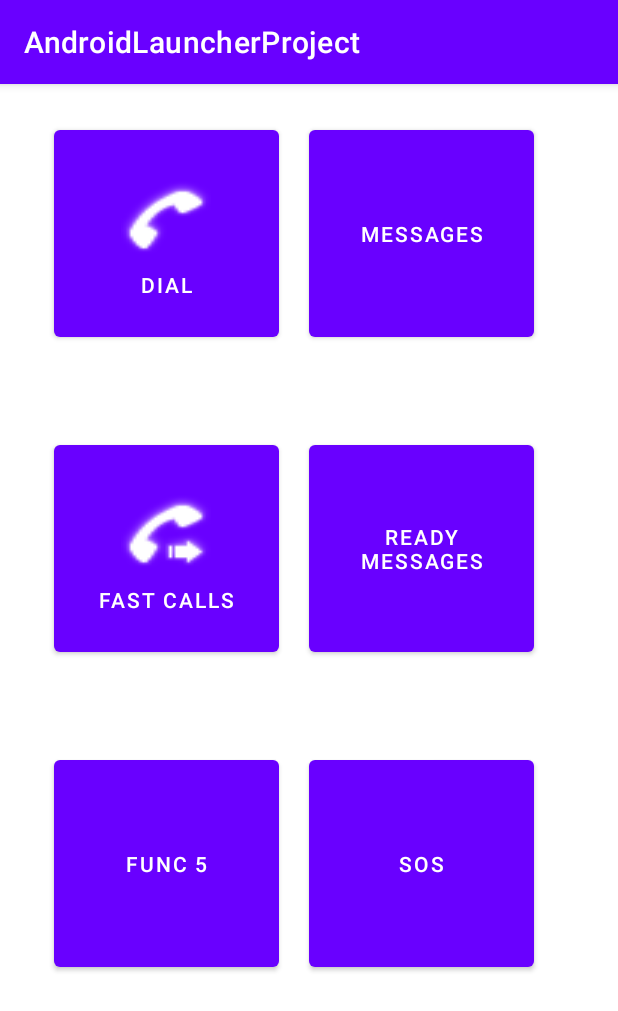
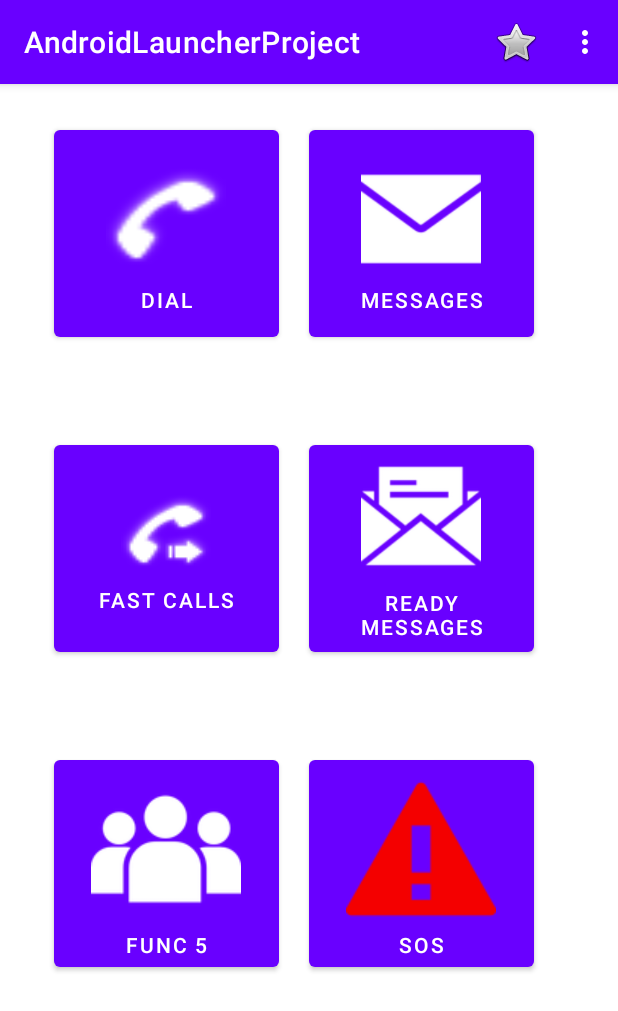
Before and after one commit to MichelStath/AndroidLauncherProject, an Android app: the screen it shows after launch (MainActivity), on a phone screen of 412 x 824 dp. Shown: the top 1011 px of the screen. Run offline under Robolectric (Android 15) with nearby library versions, the phone set to English and light mode, and no system bars.

Commit message:
add menu

```diff
--- a/app/src/main/java/com/example/androidlauncherproject/MainActivity.java
+++ b/app/src/main/java/com/example/androidlauncherproject/MainActivity.java
@@ -1,10 +1,13 @@
 package com.example.androidlauncherproject;
 
+import androidx.annotation.NonNull;
 import androidx.appcompat.app.AppCompatActivity;
 
 import android.content.Intent;
 import android.os.Bundle;
 import android.util.Log;
+import android.view.Menu;
+import android.view.MenuInflater;
 import android.view.View;
 import android.widget.Button;
 
@@ -36,6 +39,15 @@ public class MainActivity extends AppCompatActivity {
             }
         });
 
+
+
+    }
+
+    @Override
+    public boolean onCreateOptionsMenu(Menu menu) {
+        MenuInflater inflater = getMenuInflater();
+        inflater.inflate(R.menu.menu,menu);
+        return true;
     }
 
     public void test(){
--- a/app/src/main/res/layout/activity_dial.xml
+++ b/app/src/main/res/layout/activity_dial.xml
@@ -210,7 +210,10 @@
             android:layout_height="match_parent"
             android:backgroundTint="@android:color/holo_green_dark"
             android:onClick="makeCAll"
-            android:text="CALL" />
+            android:text="CALL"
+            app:icon="@drawable/telephone_add_call_wf_100"
+            app:iconGravity="textStart"
+            app:iconSize="50dp" />
     </LinearLayout>
 
 
--- a/app/src/main/res/layout/activity_main.xml
+++ b/app/src/main/res/layout/activity_main.xml
@@ -24,14 +24,17 @@
             android:text="DIAL"
             app:icon="@android:drawable/stat_sys_phone_call"
             app:iconGravity="textTop"
-            app:iconSize="60dp" />
+            app:iconSize="80dp" />
 
         <Button
             android:id="@+id/btn2"
             android:layout_width="150dp"
             android:layout_height="150dp"
             android:layout_marginRight="20dp"
-            android:text="messages" />
+            android:text="messages"
+            app:icon="@drawable/mail_01_100"
+            app:iconGravity="textTop"
+            app:iconSize="80dp" />
 
     </LinearLayout>
 
@@ -62,7 +65,10 @@
             android:layout_width="150dp"
             android:layout_height="150dp"
             android:layout_marginRight="20dp"
-            android:text="ready messages" />
+            android:text="ready messages"
+            app:icon="@drawable/letter_open_100"
+            app:iconGravity="textTop"
+            app:iconSize="80dp" />
 
     </LinearLayout>
 
@@ -83,14 +89,21 @@
             android:layout_height="150dp"
             android:layout_marginRight="20dp"
 
-            android:text="func 5" />
+            android:text="func 5"
+            app:icon="@drawable/user_group_100"
+            app:iconGravity="textTop"
+            app:iconSize="100dp" />
 
         <Button
             android:id="@+id/btn6"
             android:layout_width="150dp"
             android:layout_height="150dp"
             android:layout_marginRight="20dp"
-            android:text="sos" />
+            android:text="sos"
+            app:icon="@drawable/warning_message_100"
+            app:iconGravity="textTop"
+            app:iconSize="100dp"
+            app:iconTint="#F40000" />
 
     </LinearLayout>
 
--- /dev/null
+++ b/app/src/main/res/menu/menu.xml
@@ -0,0 +1,28 @@
+<?xml version="1.0" encoding="utf-8"?>
+<menu xmlns:app="http://schemas.android.com/apk/res-auto"
+    xmlns:android="http://schemas.android.com/apk/res/android">
+    <item
+        android:id="@+id/item1"
+        android:icon="@android:drawable/btn_star"
+        android:title="Item 1"
+        app:showAsAction="ifRoom" />
+
+
+    <item
+        android:id="@+id/item2"
+        android:icon="@android:drawable/btn_star"
+        android:title="Android Apps"
+        app:showAsAction="never" />
+
+    <item
+        android:id="@+id/item3"
+        android:icon="@android:drawable/btn_star"
+        android:title="Android Settings"
+        app:showAsAction="never" />
+
+    <item
+        android:id="@+id/item4"
+        android:icon="@android:drawable/btn_star"
+        android:title="Item 4"
+        app:showAsAction="never" />
+</menu>
```
Also changed, not shown: app/src/main/res/drawable/letter_open_100.png (added), app/src/main/res/drawable/mail_01_100.png (added), app/src/main/res/drawable/telephone_add_call_wf_100.png (added), app/src/main/res/drawable/user_group_100.png (added), app/src/main/res/drawable/warning_message_100.png (added).
